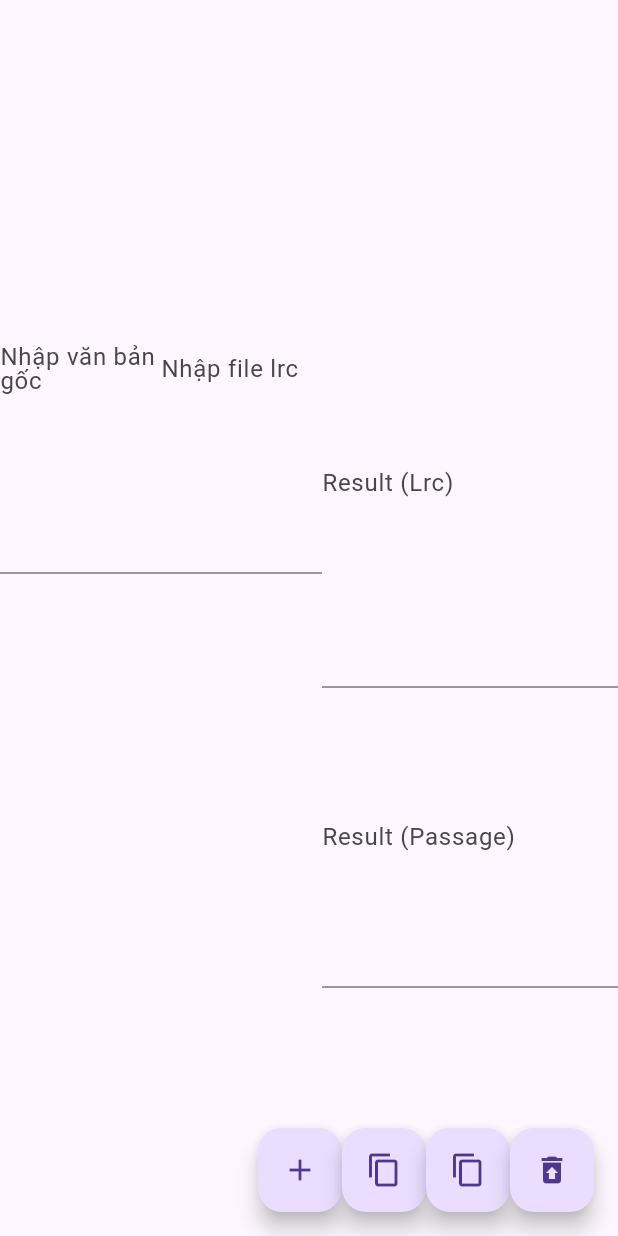
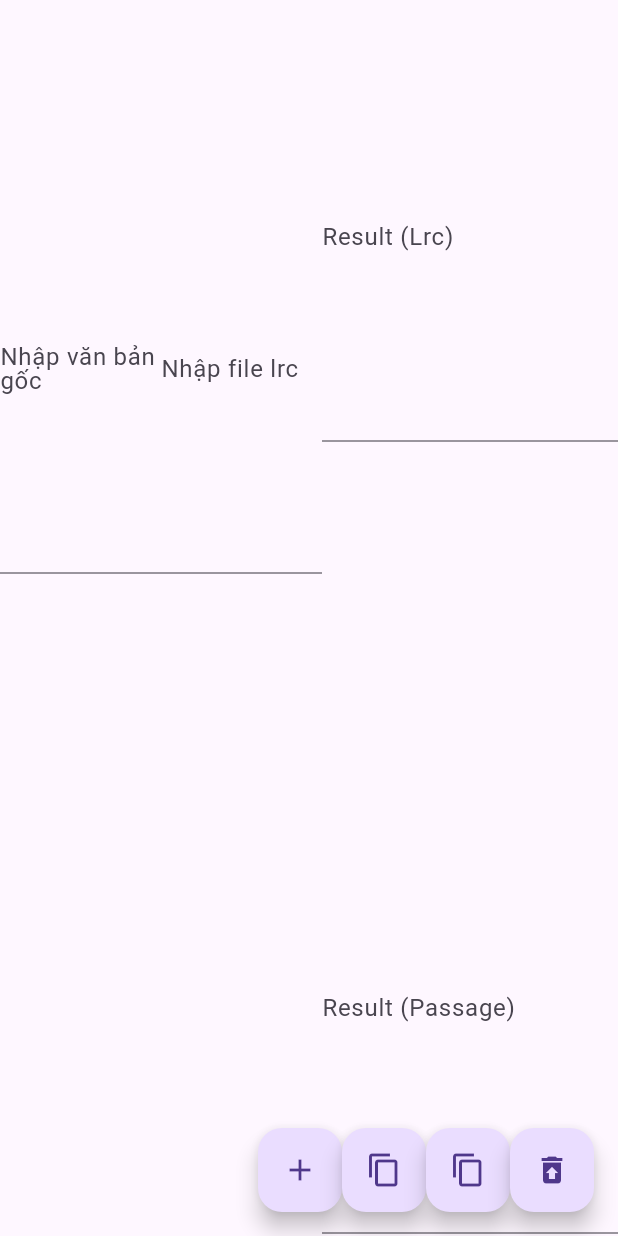
Before and after one commit to duong2417/web_sync_lyric_audio, a Flutter app: the screen it shows after launch, on a phone screen of 412 x 824 dp. Run offline on Flutter 3.47's test engine with Material 3 defaults, Android fonts, the phone set to English and light mode, and no system bars.

Commit message:
23/6 lrc oke

```diff
--- a/lib/custom_textfield.dart
+++ b/lib/custom_textfield.dart
@@ -1,35 +1,22 @@
 import 'package:flutter/material.dart';
 import 'package:web_sync_lyrix/err_model.dart';
-import 'package:web_sync_lyrix/print.dart';
 
 class CustomTextEditCtrl extends TextEditingController {
-  // List<ErrorModel> get listErrTime => listErr;
   List<ErrorModel> listErr = [];
-  List<TextSpan> spans = [];
   List<StartOfErr> starts = [];
-
   @override
   TextSpan buildTextSpan(
       {required BuildContext context,
       TextStyle? style,
       required bool withComposing}) {
+    List<TextSpan> spans = []; //cp at here to edit text
     if (listErr.isNotEmpty) {
-      p('listErr', listErr);
-//       for (int i = 0; i < listErr.length - 1; ++i) {
-//         for (int j = i; j < listErr.length; ++j) {
-//           if (listErr[i].timeLine == listErr[j].timeLine) {
-// //rm j
-//             listErr.removeAt(j);
-//           }
-//         }
-//       }
-      p('listerr xoa trung', listErr);
+      // p('listErr', listErr);
       for (int i = 0; i < listErr.length; ++i) {
         int s = text.indexOf(listErr[i].timeLine);
         if (s > -1) {
           final e = StartOfErr(
-              color:
-                  listErr[i].type == TypeErr.error ? Colors.red : Colors.blue,
+              color: listErr[i].type == TypeErr.warn ? Colors.blue : Colors.red,
               index: s);
           if (starts.isEmpty) {
             starts.add(e);
@@ -44,8 +31,7 @@
           }
         }
       }
-      p('starts khi sort', starts);
-      // starts.sort((a, b) => a.index.compareTo(b.index));
+      // p('starts khi sort', starts);
       // p('sort', starts);
       int start = 0;
       for (int i = 0; i < starts.length; ++i) {
--- a/lib/extension.dart
+++ b/lib/extension.dart
@@ -1,8 +1,9 @@
-RegExp punc = RegExp("[\"'?!.,:;-_(){}]"); //punc
-RegExp closePunc = RegExp("[\"”'?!.,:;-_)}]"); //punc
-bool containPunc(String str) {
-  return str.contains(punc);
-}
+// RegExp punc = RegExp("[\"'?!.,:;-_(){}]"); //punc
+RegExp closePunc = RegExp("[\"”'’?!.,:;-_)}—]"); //punc
+RegExp openPunc = RegExp(r'[“(‘{]'); //punc
+// bool containPunc(String str) {
+//   return str.contains(punc);
+// }
 
 int handleEndIndex(int end, String original) =>
     end < original.length ? (end > -1 ? end : 0) : original.length - 1;
--- a/lib/main.dart
+++ b/lib/main.dart
@@ -65,22 +65,23 @@
                       controller: bloc.textLrcCtrl,
                     ),
                   ),
-                  Expanded(
-                    // height: 400, //cp
-                    // width: 300, //cp
+                  Expanded(//cp
                     child: SingleChildScrollView(
                       child: Column(
                         mainAxisSize: MainAxisSize.min,
                         children: [
-                          TextField(
-                            minLines: 10,
-                            maxLines: null,
-                            decoration: const InputDecoration(
-                                label: Text('Result (Lrc)')),
-                            controller: bloc.resLrcCtrl,
+                          SizedBox(
+                            height: 500,
+                            child: TextField(
+                              minLines: 10,
+                              maxLines: null,
+                              decoration: const InputDecoration(
+                                  label: Text('Result (Lrc)')),
+                              controller: bloc.resLrcCtrl,
+                            ),
                           ),
                           SizedBox(
-                            height: 200, //cp
+                            height: 300, //cp
                             // width: 300,
                             child: TextFormField(
                               minLines: 15,
@@ -125,31 +126,21 @@
           FloatingActionButton(
             onPressed: () {
               bloc.reset();
-              // bloc.resLrcCtrl.clear();
               bloc.passageResCtrl.clear();
               bloc.textLrcCtrl.clear();
               bloc.textOriginalCtrl.clear();
-              setState(() {});//rm err
+              setState(() {}); //rm err
             },
             tooltip: 'Reset',
             child: const Icon(Icons.restore_from_trash),
           ),
-          // FloatingActionButton(
-          //   onPressed: () {
-          //     bloc.checkResult(bloc.resLrcCtrl.text);
-          //   },
-          //   tooltip: 'Check Result',
-          //   child: const Icon(Icons.check),
-          // ),
         ],
       ),
     );
   }
 
   void tapConvert() {
-    // bloc.count();
     bloc.onTapConvert();
-    // passage.findMatch();
     setState(() {});
   }
 }
```
Also changed, not shown: lib/my_bloc.dart (+37 -111 lines), lib/test.dart (added, +127 -0 lines).
